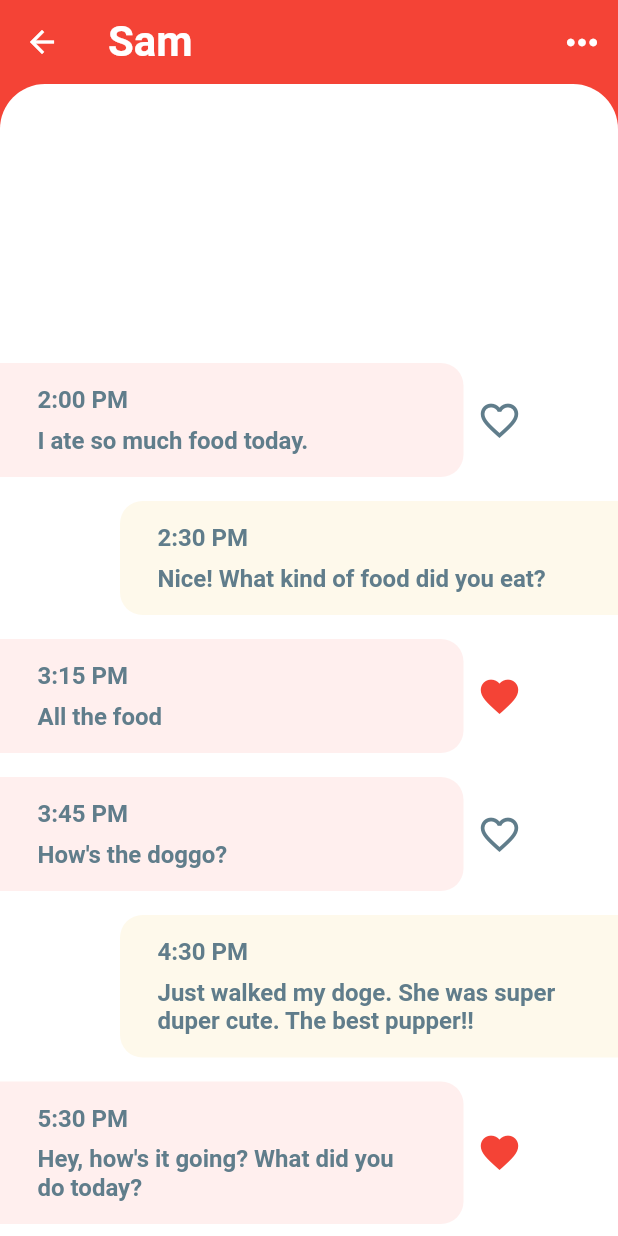
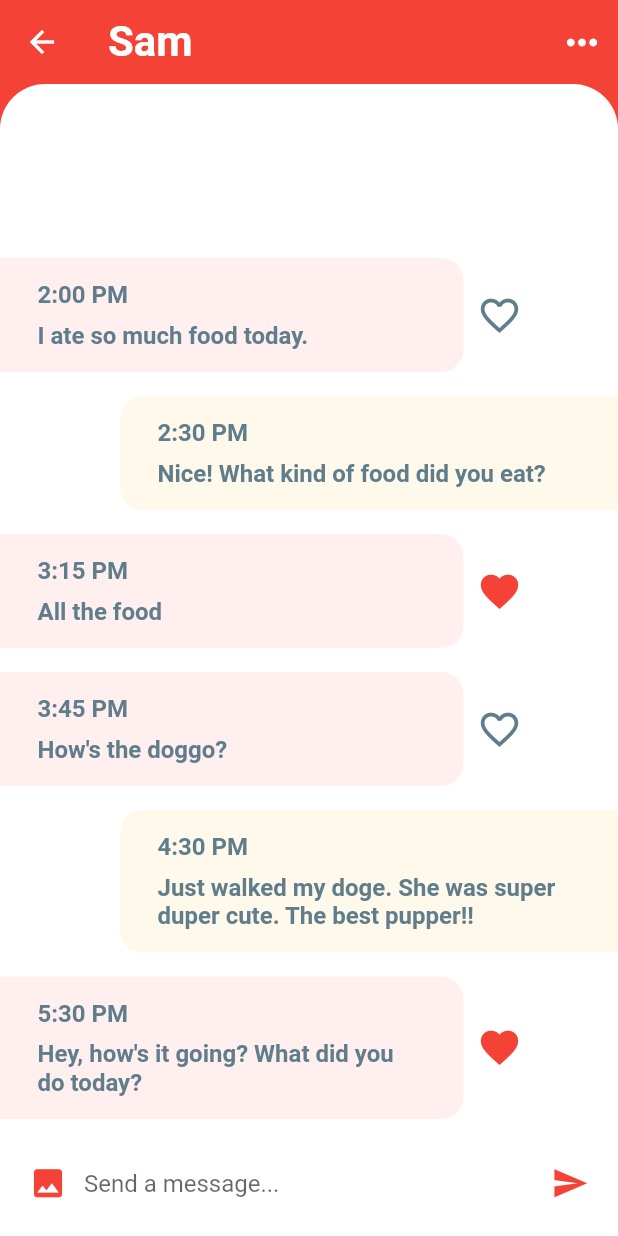
Before and after one commit to ajvelo/Flutter-Messenger, a Flutter app: the screen it shows after launch, after a tap on "Sam", on a phone screen of 412 x 824 dp. Run offline on Flutter 3.47's test engine with Material 2 defaults, Android fonts, the phone set to English and light mode, and no system bars.

Commit message:
Add textfield to chat_screen

```diff
--- a/messenger_app/lib/screens/chat_screen.dart
+++ b/messenger_app/lib/screens/chat_screen.dart
@@ -67,6 +67,37 @@ class _ChatScreenState extends State<ChatScreen> {
     );
   }
 
+  _buildMessageComposer() {
+    return Container(
+        padding: EdgeInsets.symmetric(horizontal: 8.0),
+        height: 70.0,
+        color: Colors.white,
+        child: Row(
+          children: <Widget>[
+            IconButton(
+              icon: Icon(Icons.photo),
+              iconSize: 25.0,
+              color: Theme.of(context).primaryColor,
+              onPressed: () {},
+            ),
+            Expanded(
+              child: TextField(
+                textCapitalization: TextCapitalization.sentences,
+                onChanged: (value) {},
+                decoration:
+                    InputDecoration.collapsed(hintText: 'Send a message...'),
+              ),
+            ),
+            IconButton(
+              icon: Icon(Icons.send),
+              iconSize: 25.0,
+              color: Theme.of(context).primaryColor,
+              onPressed: () {},
+            )
+          ],
+        ));
+  }
+
   @override
   Widget build(BuildContext context) {
     return Scaffold(
@@ -86,7 +117,9 @@ class _ChatScreenState extends State<ChatScreen> {
           )
         ],
       ),
-      body: Column(
+      body: GestureDetector(
+        onTap: () => FocusScope.of(context).unfocus(),
+        child: Column(
           children: <Widget>[
             Expanded(
               child: Container(
@@ -112,7 +145,9 @@ class _ChatScreenState extends State<ChatScreen> {
                 ),
               ),
             ),
+            _buildMessageComposer(),
           ],
+        ),
       ),
     );
   }
```
Lines whose indentation alone changed are shown as unchanged.
